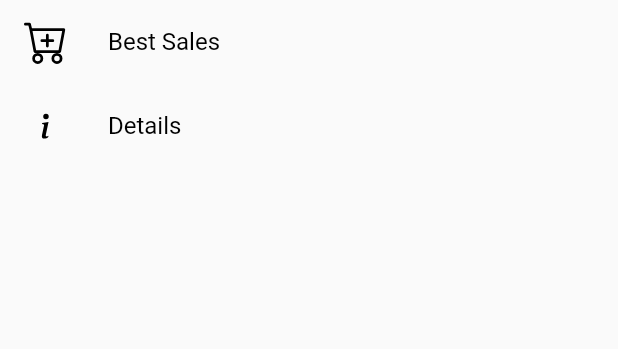
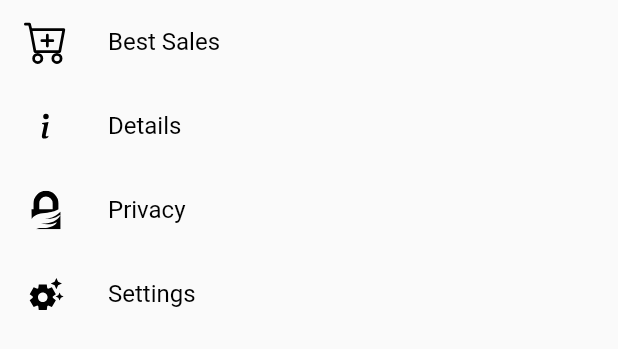
Before and after one commit to temomestro/Rental_Me, a Flutter app: the DrawerOption widget shown alone on an empty page, opened directly, on a phone screen of 412 x 824 dp. Shown: the top 349 px of the screen. Run offline on Flutter 3.47's test engine with Material 2 defaults, Android fonts, the light colour scheme and no system bars; our stand-ins replace easy_localization, flutter_screenutil, flutter_svg, google_fonts; network calls fail; Roboto replaces fonts that are missing (Cairo).

Commit message:
ADD Drawer Design part #2

```diff
--- a/assets/language/ar.json
+++ b/assets/language/ar.json
@@ -4,5 +4,7 @@
     "Light": "فاتح",
     "Name": "تامر الشراونة",
     "BestSales": "عروض قوية",
-    "Details":"تفاصيل المستأجر"
+    "Details": "تفاصيل المستأجر",
+    "Privacy": "الخصوصية",
+    "Settings": "الاعدادات"
 }
--- a/assets/language/en.json
+++ b/assets/language/en.json
@@ -4,6 +4,7 @@
     "Light": "Light",
     "Name": "Tamer Alsharawneh",
     "BestSales": "Best Sales",
-    "Details":"Details"
-
+    "Details": "Details",
+    "Privacy": "Privacy",
+    "Settings": "Settings"
 }
--- a/lib/utils/constant/app_icon.dart
+++ b/lib/utils/constant/app_icon.dart
@@ -10,4 +10,8 @@ class AppIcons {
   static String darkDetails = 'assets/icons/info-white.svg';
   static String lightSales = 'assets/icons/cart-plus.svg';
   static String darkSales = 'assets/icons/cart-plus-white.svg';
+  static String darkTerms = 'assets/icons/darkterm.svg';
+  static String lightTerms = 'assets/icons/lightterms.svg';
+  static String darkSettings = 'assets/icons/dark_settings.svg';
+  static String lightSettings = 'assets/icons/light_settings.svg';
 }
--- a/lib/utils/languages/app_language_key.dart
+++ b/lib/utils/languages/app_language_key.dart
@@ -5,4 +5,6 @@ class AppLanguageKey {
   static String name = 'Name';
   static String bestSales = 'BestSales';
   static String details = 'Details';
+  static String privacy = 'Privacy';
+  static String settings = 'Settings';
 }
--- a/lib/utils/svg/app_svg.dart
+++ b/lib/utils/svg/app_svg.dart
@@ -50,4 +50,24 @@ class AppSvg {
     width: xlg.w,
     height: xlg.w,
   );
+  static final SvgPicture darkTerm = SvgPicture.asset(
+    AppIcons.darkTerms,
+    width: xlg.w,
+    height: xlg,
+  );
+  static final SvgPicture lightTerm = SvgPicture.asset(
+    AppIcons.lightTerms,
+    width: xlg.w,
+    height: xlg,
+  );
+  static final SvgPicture lightSettings = SvgPicture.asset(
+    AppIcons.lightSettings,
+    width: xlg.w,
+    height: xlg,
+  );
+  static final SvgPicture darkSettings = SvgPicture.asset(
+    AppIcons.darkSettings,
+    width: xlg.w,
+    height: xlg,
+  );
 }
--- a/lib/views/home_screen/widgets/custom_drawer/options/drawer_main_option.dart
+++ b/lib/views/home_screen/widgets/custom_drawer/options/drawer_main_option.dart
@@ -19,6 +19,18 @@ class DrawerOption extends StatelessWidget {
             icon: AppTextTheme.isDark(context)
                 ? AppSvg.darkDetails
                 : AppSvg.lightDetails),
+        // * terms
+        DrawerDesign(
+            title: AppLanguageKey.privacy,
+            icon: AppTextTheme.isDark(context)
+                ? AppSvg.darkTerm
+                : AppSvg.lightTerm),
+        // * Settings
+        DrawerDesign(
+            title: AppLanguageKey.settings,
+            icon: AppTextTheme.isDark(context)
+                ? AppSvg.darkSettings
+                : AppSvg.lightSettings)
       ],
     );
   }
```
Also changed, not shown: lib/main.dart (+6 -5 lines), assets/icons/dark_settings.svg (added), assets/icons/darkterm.svg (added), assets/icons/light_settings.svg (added), assets/icons/lightterms.svg (added), assets/icons/settings icon_icon.svg (deleted).
